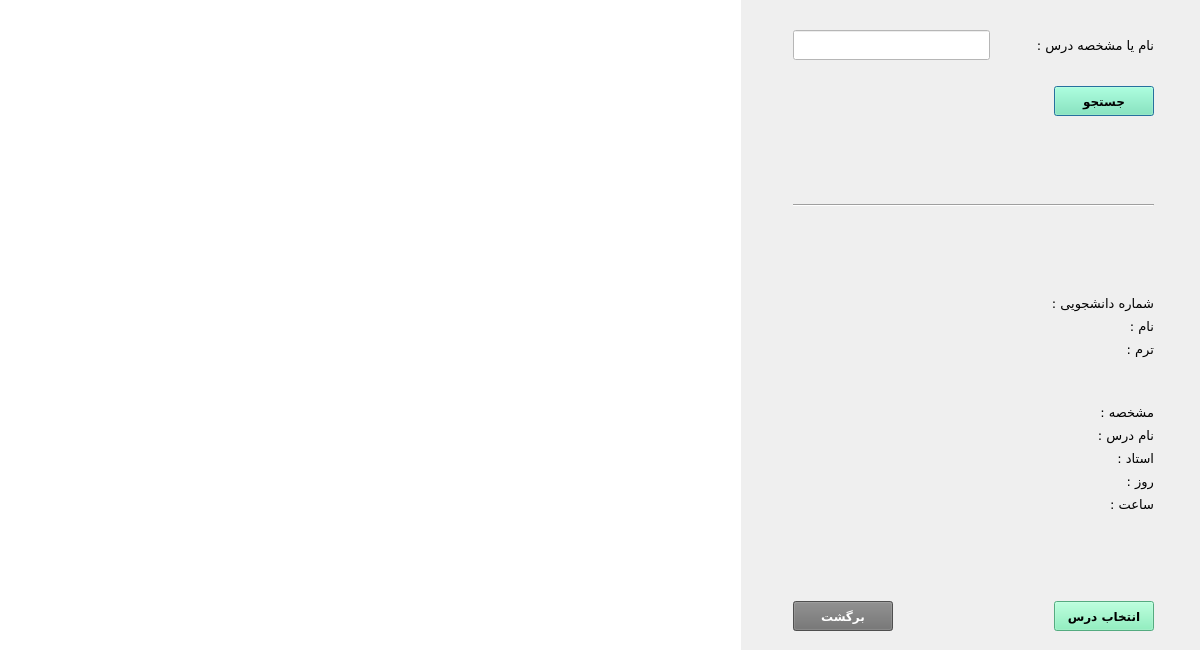
The window that studententekhabvaheddialog.ui (AliRn76/Student-Portal) describes before a commit, drawn with Qt 5.
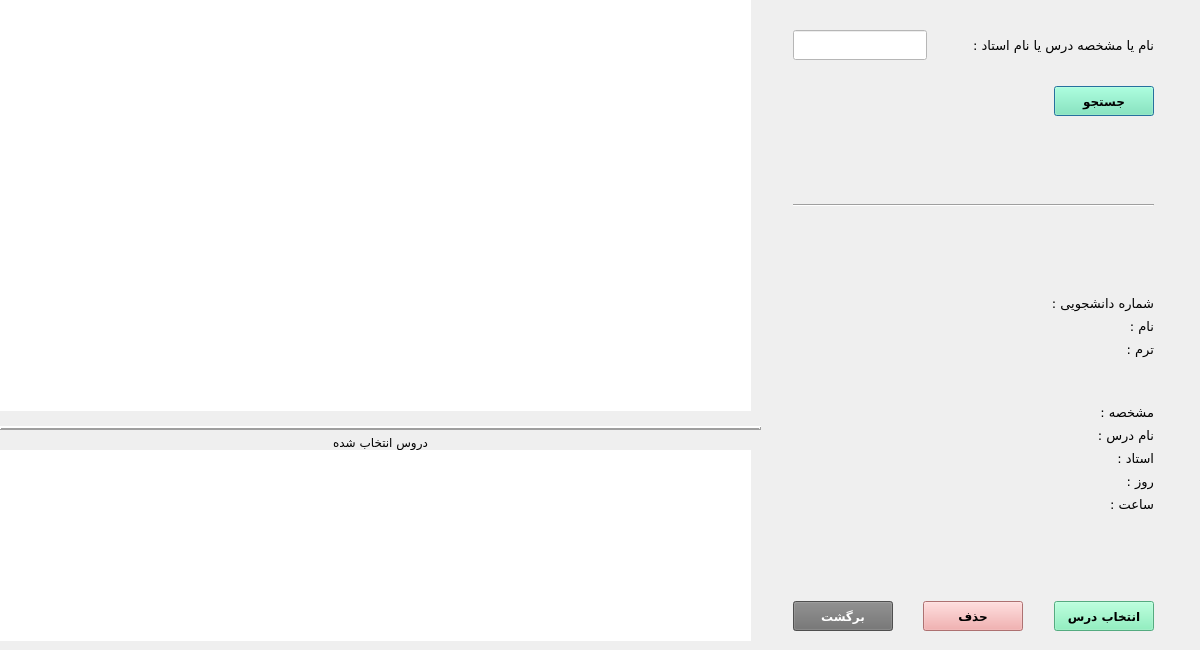
The same window after the commit.

```diff
--- a/studententekhabvaheddialog.ui
+++ b/studententekhabvaheddialog.ui
@@ -18,8 +18,8 @@
     <rect>
      <x>0</x>
      <y>0</y>
-     <width>741</width>
-     <height>651</height>
+     <width>751</width>
+     <height>411</height>
     </rect>
    </property>
    <property name="frameShape">
@@ -29,7 +29,7 @@
     <number>1</number>
    </property>
   </widget>
-  <widget class="QWidget" name="">
+  <widget class="QWidget" name="layoutWidget">
    <property name="geometry">
     <rect>
      <x>793</x>
@@ -79,7 +79,7 @@
          </font>
         </property>
         <property name="text">
-         <string>نام یا مشخصه درس :</string>
+         <string>نام یا مشخصه درس یا نام استاد :</string>
         </property>
        </widget>
       </item>
@@ -477,6 +477,44 @@
         </property>
        </widget>
       </item>
+      <item>
+       <spacer name="horizontalSpacer_5">
+        <property name="orientation">
+         <enum>Qt::Horizontal</enum>
+        </property>
+        <property name="sizeHint" stdset="0">
+         <size>
+          <width>40</width>
+          <height>20</height>
+         </size>
+        </property>
+       </spacer>
+      </item>
+      <item>
+       <widget class="QPushButton" name="pushButton_remove">
+        <property name="minimumSize">
+         <size>
+          <width>100</width>
+          <height>30</height>
+         </size>
+        </property>
+        <property name="font">
+         <font>
+          <family>B Nazanin</family>
+          <pointsize>9</pointsize>
+          <weight>75</weight>
+          <bold>true</bold>
+         </font>
+        </property>
+        <property name="styleSheet">
+         <string notr="true">background-color:rgb(242, 158, 158);
+</string>
+        </property>
+        <property name="text">
+         <string>حذف</string>
+        </property>
+       </widget>
+      </item>
       <item>
        <spacer name="horizontalSpacer">
         <property name="orientation">
@@ -518,6 +556,62 @@
     </item>
    </layout>
   </widget>
+  <widget class="Line" name="line_2">
+   <property name="geometry">
+    <rect>
+     <x>0</x>
+     <y>420</y>
+     <width>761</width>
+     <height>16</height>
+    </rect>
+   </property>
+   <property name="frameShadow">
+    <enum>QFrame::Raised</enum>
+   </property>
+   <property name="lineWidth">
+    <number>2</number>
+   </property>
+   <property name="orientation">
+    <enum>Qt::Horizontal</enum>
+   </property>
+  </widget>
+  <widget class="QTreeView" name="treeView_acceptedLesson">
+   <property name="geometry">
+    <rect>
+     <x>0</x>
+     <y>450</y>
+     <width>751</width>
+     <height>191</height>
+    </rect>
+   </property>
+   <property name="frameShape">
+    <enum>QFrame::NoFrame</enum>
+   </property>
+  </widget>
+  <widget class="QLabel" name="label_2">
+   <property name="geometry">
+    <rect>
+     <x>330</x>
+     <y>430</y>
+     <width>101</width>
+     <height>20</height>
+    </rect>
+   </property>
+   <property name="font">
+    <font>
+     <family>B Titr</family>
+    </font>
+   </property>
+   <property name="text">
+    <string>دروس انتخاب شده</string>
+   </property>
+   <property name="textFormat">
+    <enum>Qt::AutoText</enum>
+   </property>
+   <property name="alignment">
+    <set>Qt::AlignBottom|Qt::AlignHCenter</set>
+   </property>
+  </widget>
  </widget>
  <resources/>
  <connections>
```
